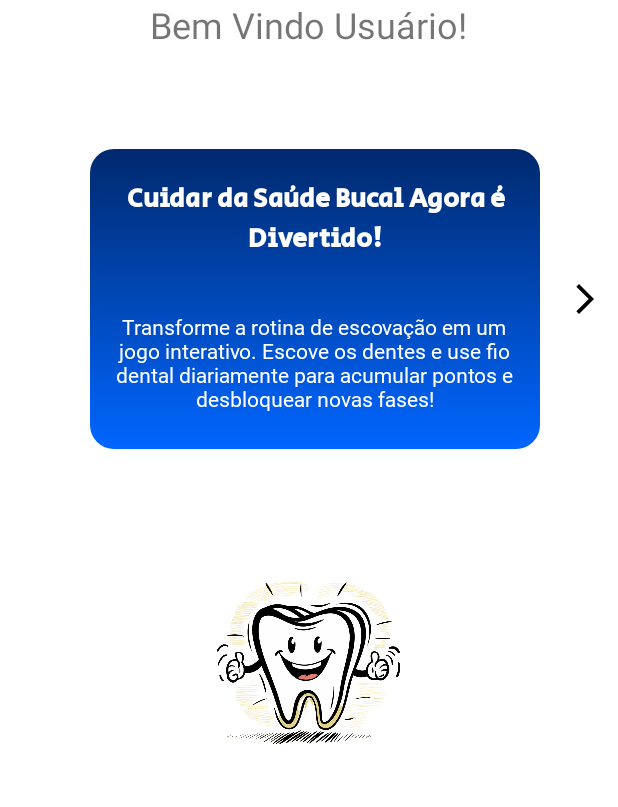
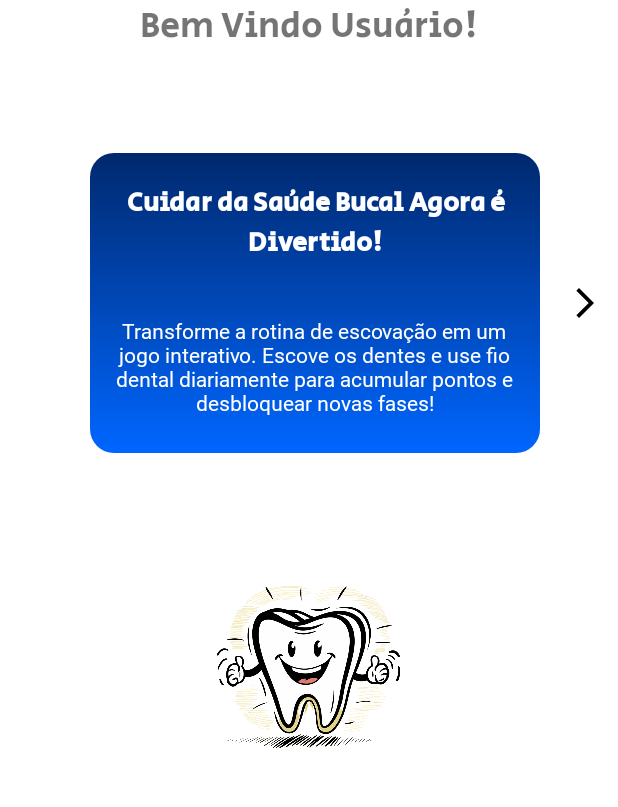
Before and after one commit to diego-cavalcantii/MavidSmileApp, an Android app: the WelcomeApplication screen opened directly, with no data from a screen before it, on a phone screen of 412 x 824 dp, the part 356-1163 px from its top. Run offline under Robolectric (Android 15) with nearby library versions, the phone set to English and light mode, and no system bars.

```diff
--- a/app/src/main/res/layout/activity_welcome_application.xml
+++ b/app/src/main/res/layout/activity_welcome_application.xml
@@ -22,7 +22,8 @@
         android:layout_width="wrap_content"
         android:layout_height="wrap_content"
         android:layout_gravity="center"
-        android:textSize="24sp" />
+        android:textSize="24sp"
+        android:fontFamily="@font/secular"/>
 
     <LinearLayout
         android:id="@+id/card_container_one"
@@ -82,7 +83,8 @@
                 android:layout_height="60dp"
                 android:layout_gravity="center_vertical"
                 android:background="@android:color/transparent"
-                app:srcCompat="@drawable/baseline_arrow_forward_ios_24" />
+                app:srcCompat="@drawable/baseline_arrow_forward_ios_24"
+                android:clickable="true"/>
         </LinearLayout>
 
         <ImageView
@@ -158,7 +160,8 @@
                 android:layout_height="60dp"
                 android:layout_gravity="center_vertical"
                 android:background="@android:color/transparent"
-                app:srcCompat="@drawable/baseline_arrow_forward_ios_24" />
+                app:srcCompat="@drawable/baseline_arrow_forward_ios_24"
+                android:clickable="true"/>
         </LinearLayout>
 
         <ImageView
@@ -191,7 +194,8 @@
                 android:layout_height="60dp"
                 android:layout_gravity="center_vertical"
                 android:background="@android:color/transparent"
-                app:srcCompat="@drawable/baseline_arrow_back_ios_24" />
+                app:srcCompat="@drawable/baseline_arrow_back_ios_24"
+                android:clickable="true"/>
 
             <LinearLayout
                 android:id="@+id/third_card_text_container"
@@ -233,6 +237,7 @@
             android:layout_width="wrap_content"
             android:layout_height="150dp"
             android:layout_marginBottom="80dp"
-            app:srcCompat="@drawable/dente_amigos" />
+            app:srcCompat="@drawable/dente_amigos"
+            android:clickable="true"/>
     </LinearLayout>
 </LinearLayout>
--- a/app/src/main/res/values/colors.xml
+++ b/app/src/main/res/values/colors.xml
@@ -7,4 +7,5 @@
     <color name="teal_700">#FF018786</color>
     <color name="black">#FF000000</color>
     <color name="white">#FFFFFFFF</color>
-</resources>
+    <color name="blue_odontoprev">#0066FF</color>
+    </resources>
```
Also changed, not shown: app/src/main/res/layout/activity_main.xml (+5 -2 lines).
